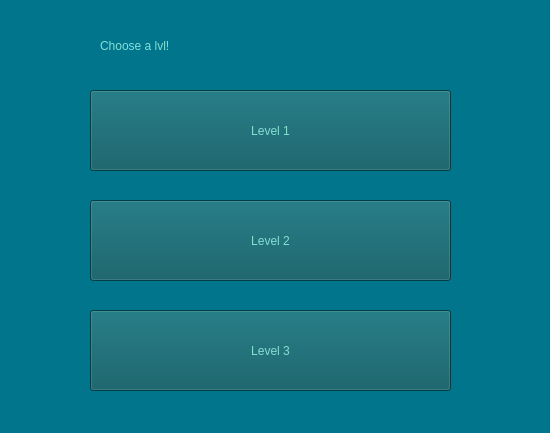
Old version of the form lvl_choose.ui in the repository nesova/maze.
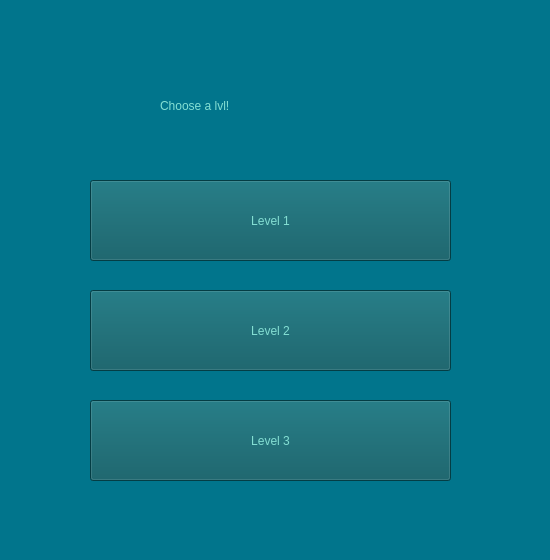
New version of the form.

Commit message: screen size, qt files changes

```diff
--- a/lvl_choose.ui
+++ b/lvl_choose.ui
@@ -7,7 +7,7 @@
     <x>0</x>
     <y>0</y>
     <width>550</width>
-    <height>433</height>
+    <height>560</height>
    </rect>
   </property>
   <property name="windowTitle">
@@ -20,7 +20,7 @@
    <property name="geometry">
     <rect>
      <x>90</x>
-     <y>90</y>
+     <y>180</y>
      <width>361</width>
      <height>81</height>
     </rect>
@@ -48,7 +48,7 @@
    <property name="geometry">
     <rect>
      <x>90</x>
-     <y>310</y>
+     <y>400</y>
      <width>361</width>
      <height>81</height>
     </rect>
@@ -76,7 +76,7 @@
    <property name="geometry">
     <rect>
      <x>90</x>
-     <y>200</y>
+     <y>290</y>
      <width>361</width>
      <height>81</height>
     </rect>
@@ -103,9 +103,9 @@
   <widget class="QLabel" name="choose_label">
    <property name="geometry">
     <rect>
-     <x>100</x>
-     <y>20</y>
-     <width>381</width>
+     <x>160</x>
+     <y>80</y>
+     <width>221</width>
      <height>51</height>
     </rect>
    </property>
```
The commit also changes 2 other files.
